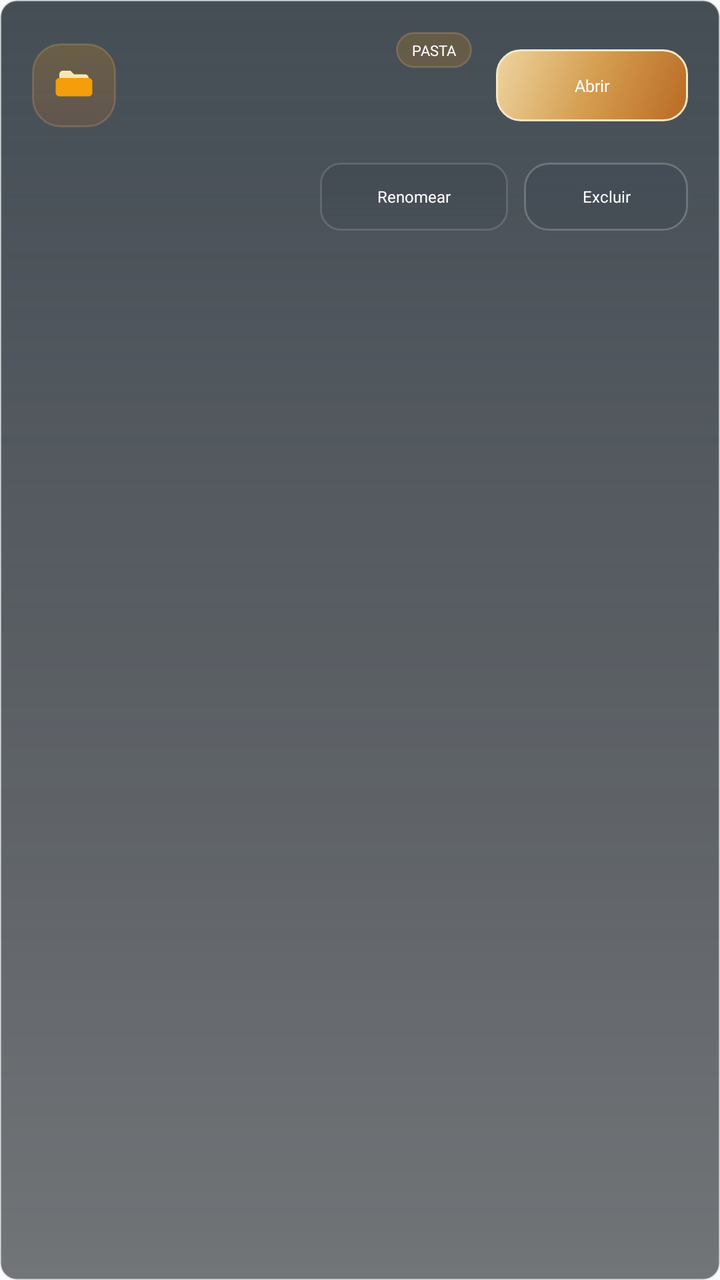
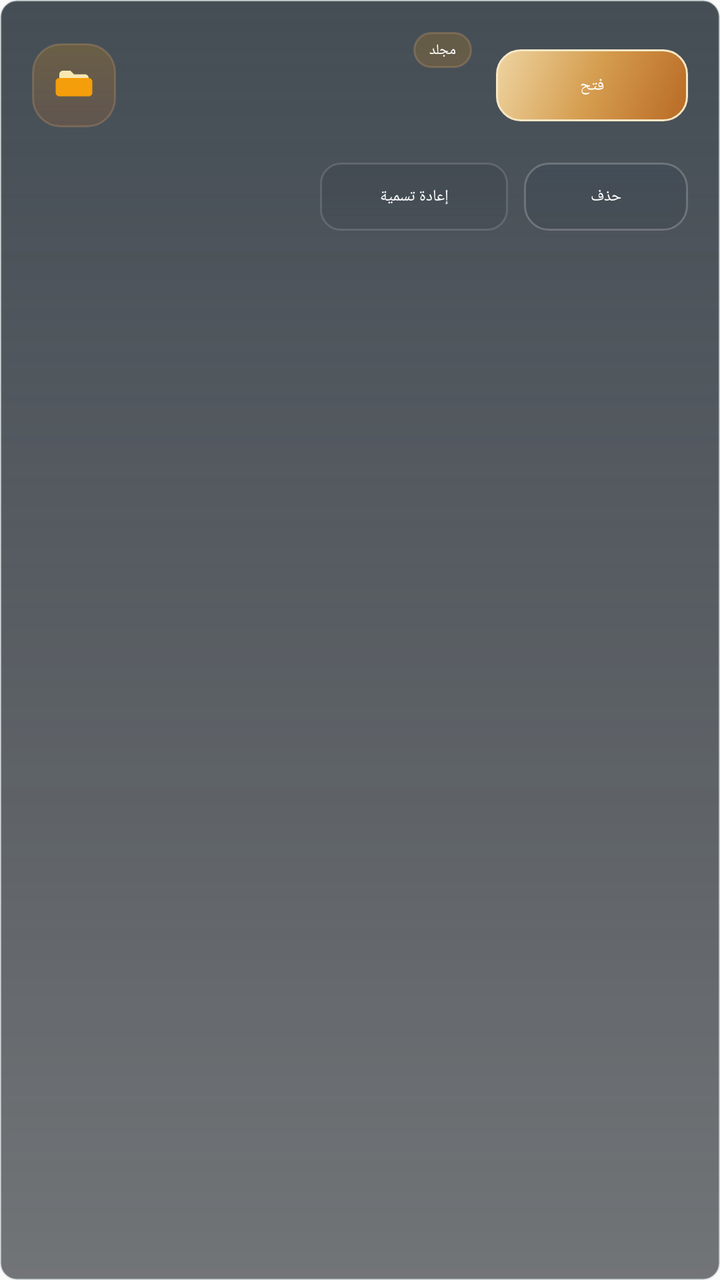

An Android layout rendered at two revisions. The XML below is the earlier revision; the diff shows what the commit changed to produce the second picture.
<!-- AndroidManifest.xml: application theme Theme.AppCompat.Light.NoActionBar.FullScreen -->
<!-- res/layout/item_host_file.xml -->
<?xml version="1.0" encoding="utf-8"?>
<LinearLayout xmlns:android="http://schemas.android.com/apk/res/android"
    android:id="@+id/host_file_item_surface"
    android:layout_width="match_parent"
    android:layout_height="wrap_content"
    android:layout_marginBottom="14dp"
    android:background="@drawable/file_browser_row_surface"
    android:orientation="vertical"
    android:paddingStart="16dp"
    android:paddingTop="16dp"
    android:paddingEnd="16dp"
    android:paddingBottom="16dp">

    <LinearLayout
        android:layout_width="match_parent"
        android:layout_height="wrap_content"
        android:gravity="center_vertical"
        android:orientation="horizontal">

        <FrameLayout
            android:id="@+id/host_file_icon_surface"
            android:layout_width="42dp"
            android:layout_height="42dp"
            android:background="@drawable/file_browser_icon_surface_folder">

            <ImageView
                android:id="@+id/host_file_icon"
                android:layout_width="22dp"
                android:layout_height="22dp"
                android:layout_gravity="center"
                android:src="@drawable/ic_browser_folder" />
        </FrameLayout>

        <LinearLayout
            android:layout_width="0dp"
            android:layout_height="wrap_content"
            android:layout_marginStart="12dp"
            android:layout_weight="1"
            android:orientation="vertical">

            <LinearLayout
                android:layout_width="match_parent"
                android:layout_height="wrap_content"
                android:gravity="center_vertical"
                android:orientation="horizontal">

                <TextView
                    android:id="@+id/host_file_name"
                    android:layout_width="0dp"
                    android:layout_height="wrap_content"
                    android:layout_weight="1"
                    android:ellipsize="end"
                    android:fontFamily="@font/montserrat_bold"
                    android:maxLines="1"
                    android:textColor="@android:color/white"
                    android:textSize="13sp" />

                <TextView
                    android:id="@+id/host_file_type_badge"
                    android:layout_width="wrap_content"
                    android:layout_height="wrap_content"
                    android:layout_marginStart="10dp"
                    android:background="@drawable/file_browser_chip_folder"
                    android:fontFamily="@font/montserrat_bold"
                    android:paddingStart="8dp"
                    android:paddingTop="4dp"
                    android:paddingEnd="8dp"
                    android:paddingBottom="4dp"
                    android:text="PASTA"
                    android:textAllCaps="true"
                    android:textColor="@android:color/white"
                    android:textSize="7.2sp" />
            </LinearLayout>

            <TextView
                android:id="@+id/host_file_meta"
                android:layout_width="match_parent"
                android:layout_height="wrap_content"
                android:layout_marginTop="5dp"
                android:fontFamily="@font/montserrat_medium"
                android:textColor="@color/launcher_text_secondary"
                android:textSize="8.8sp" />

            <TextView
                android:id="@+id/host_file_path"
                android:layout_width="match_parent"
                android:layout_height="wrap_content"
                android:layout_marginTop="7dp"
                android:fontFamily="monospace"
                android:textColor="#92A8BE"
                android:textSize="8.3sp" />
        </LinearLayout>

        <TextView
            android:id="@+id/host_file_open_action"
            android:layout_width="wrap_content"
            android:layout_height="36dp"
            android:layout_marginStart="12dp"
            android:background="@drawable/file_browser_primary_action"
            android:fontFamily="@font/montserrat_bold"
            android:gravity="center"
            android:minWidth="96dp"
            android:paddingStart="14dp"
            android:paddingEnd="14dp"
            android:text="Abrir"
            android:textColor="@android:color/white"
            android:textSize="8.3sp" />
    </LinearLayout>

    <LinearLayout
        android:layout_width="match_parent"
        android:layout_height="wrap_content"
        android:layout_marginTop="12dp"
        android:gravity="end"
        android:orientation="horizontal">

        <TextView
            android:id="@+id/host_file_rename_action"
            android:layout_width="wrap_content"
            android:layout_height="34dp"
            android:background="@drawable/file_browser_ghost_action"
            android:fontFamily="@font/montserrat_bold"
            android:gravity="center"
            android:minWidth="94dp"
            android:paddingStart="12dp"
            android:paddingEnd="12dp"
            android:text="Renomear"
            android:textColor="@android:color/white"
            android:textSize="8sp" />

        <TextView
            android:id="@+id/host_file_delete_action"
            android:layout_width="wrap_content"
            android:layout_height="34dp"
            android:layout_marginStart="8dp"
            android:background="@drawable/file_browser_secondary_action"
            android:fontFamily="@font/montserrat_bold"
            android:gravity="center"
            android:minWidth="82dp"
            android:paddingStart="12dp"
            android:paddingEnd="12dp"
            android:text="Excluir"
            android:textColor="@android:color/white"
            android:textSize="8sp" />
    </LinearLayout>

</LinearLayout>
<!-- resources referenced by this layout -->
<resources>
  <color name="launcher_text_secondary">#D4DEE4</color>
  <!-- drawable file_browser_chip_folder (drawable) -->
  <?xml version="1.0" encoding="utf-8"?>
  <shape xmlns:android="http://schemas.android.com/apk/res/android"
      android:shape="rectangle">
      <solid android:color="#2CF59E0B" />
      <corners android:radius="999dp" />
      <stroke
          android:width="1dp"
          android:color="#34FDBA74" />
  </shape>
  <!-- drawable file_browser_ghost_action (drawable) -->
  <?xml version="1.0" encoding="utf-8"?>
  <shape xmlns:android="http://schemas.android.com/apk/res/android"
      android:shape="rectangle">
      <gradient
          android:angle="270"
          android:startColor="#2617222E"
          android:endColor="#100D141B" />
      <corners android:radius="10dp" />
      <stroke
          android:width="1dp"
          android:color="#22FFFFFF" />
  </shape>
  <!-- drawable file_browser_icon_surface_folder (drawable) -->
  <?xml version="1.0" encoding="utf-8"?>
  <shape xmlns:android="http://schemas.android.com/apk/res/android"
      android:shape="rectangle">
      <gradient
          android:angle="270"
          android:startColor="#33F59E0B"
          android:endColor="#22F97316" />
      <corners android:radius="14dp" />
      <stroke
          android:width="1dp"
          android:color="#32FDBA74" />
  </shape>
  <!-- drawable file_browser_primary_action (drawable) -->
  <?xml version="1.0" encoding="utf-8"?>
  <shape xmlns:android="http://schemas.android.com/apk/res/android"
      android:shape="rectangle">
      <gradient
          android:angle="315"
          android:startColor="#FFEED4A1"
          android:centerColor="#FFD59D4F"
          android:endColor="#FFB96A24" />
      <corners android:radius="12dp" />
      <stroke
          android:width="1dp"
          android:color="#FFF7E7C5" />
  </shape>
  <!-- drawable file_browser_row_surface (drawable) -->
  <?xml version="1.0" encoding="utf-8"?>
  <shape xmlns:android="http://schemas.android.com/apk/res/android"
      android:shape="rectangle">
      <gradient
          android:angle="270"
          android:startColor="#D01C2730"
          android:centerColor="#B1111820"
          android:endColor="#90080D12" />
      <corners android:radius="8dp" />
      <stroke
          android:width="1dp"
          android:color="@color/launcher_border_soft" />
  </shape>
  <!-- drawable file_browser_secondary_action (drawable) -->
  <?xml version="1.0" encoding="utf-8"?>
  <shape xmlns:android="http://schemas.android.com/apk/res/android"
      android:shape="rectangle">
      <gradient
          android:angle="270"
          android:startColor="#3424374A"
          android:endColor="#18101924" />
      <corners android:radius="12dp" />
      <stroke
          android:width="1dp"
          android:color="#34FFFFFF" />
  </shape>
  <!-- drawable ic_browser_folder (drawable) -->
  <vector xmlns:android="http://schemas.android.com/apk/res/android"
      android:width="24dp"
      android:height="24dp"
      android:viewportWidth="24"
      android:viewportHeight="24">
      <path
          android:fillColor="#FFF8E7B0"
          android:pathData="M4,6c0,-1.1 0.9,-2 2,-2h4l2,2h6c1.1,0 2,0.9 2,2v2H4z" />
      <path
          android:fillColor="#FFF59E0B"
          android:pathData="M4,8h16c1.1,0 2,0.9 2,2v6c0,1.1 -0.9,2 -2,2H4c-1.1,0 -2,-0.9 -2,-2v-6c0,-1.1 0.9,-2 2,-2z" />
  </vector>
  <style name="Theme.AppCompat.Light.NoActionBar.FullScreen" parent="@style/Theme.AppCompat.Light.NoActionBar">
          <item name="android:windowNoTitle">true</item>
          <item name="android:windowActionBar">false</item>
          <item name="android:windowFullscreen">true</item>
          <item name="android:windowContentOverlay">@null</item>
          <item name="android:windowLayoutInDisplayCutoutMode">shortEdges</item>
      </style>
  <color name="launcher_border_soft">#42798A91</color>
</resources>

<!-- the commit's change to res/layout/item_host_file.xml (unified diff, before → after) -->
@@ -66,7 +66,7 @@
                     android:paddingTop="4dp"
                     android:paddingEnd="8dp"
                     android:paddingBottom="4dp"
-                    android:text="PASTA"
+                    android:text="مجلد"
                     android:textAllCaps="true"
                     android:textColor="@android:color/white"
                     android:textSize="7.2sp" />
@@ -102,7 +102,7 @@
             android:minWidth="96dp"
             android:paddingStart="14dp"
             android:paddingEnd="14dp"
-            android:text="Abrir"
+            android:text="فتح"
             android:textColor="@android:color/white"
             android:textSize="8.3sp" />
     </LinearLayout>
@@ -124,7 +124,7 @@
             android:minWidth="94dp"
             android:paddingStart="12dp"
             android:paddingEnd="12dp"
-            android:text="Renomear"
+            android:text="إعادة تسمية"
             android:textColor="@android:color/white"
             android:textSize="8sp" />
 
@@ -139,7 +139,7 @@
             android:minWidth="82dp"
             android:paddingStart="12dp"
             android:paddingEnd="12dp"
-            android:text="Excluir"
+            android:text="حذف"
             android:textColor="@android:color/white"
             android:textSize="8sp" />
     </LinearLayout>
